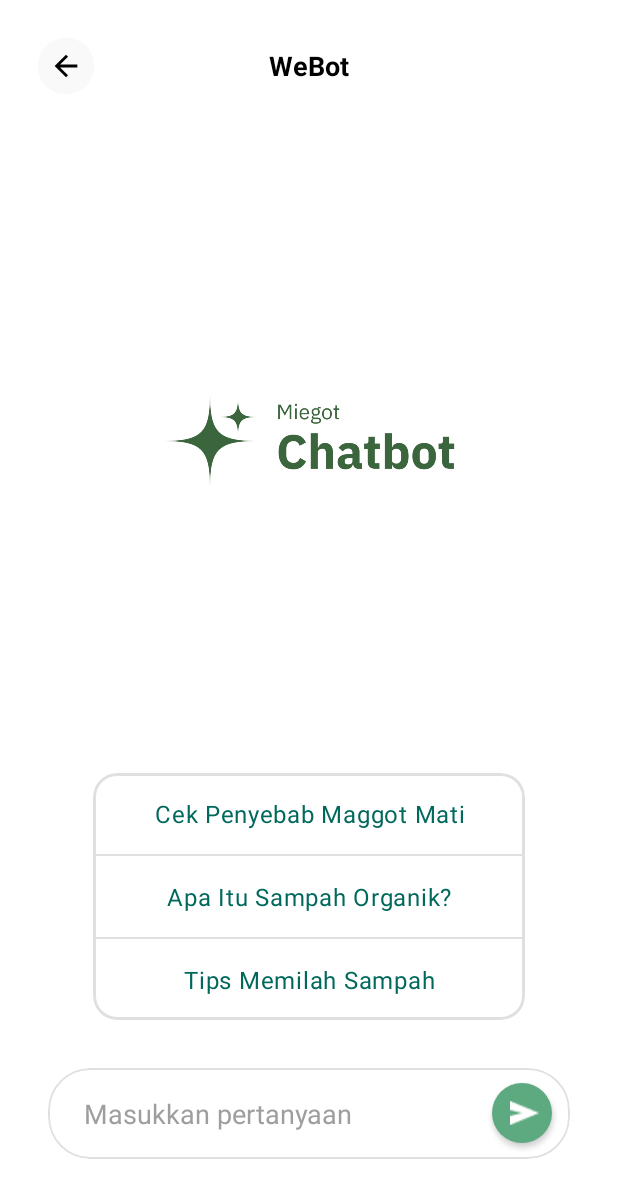
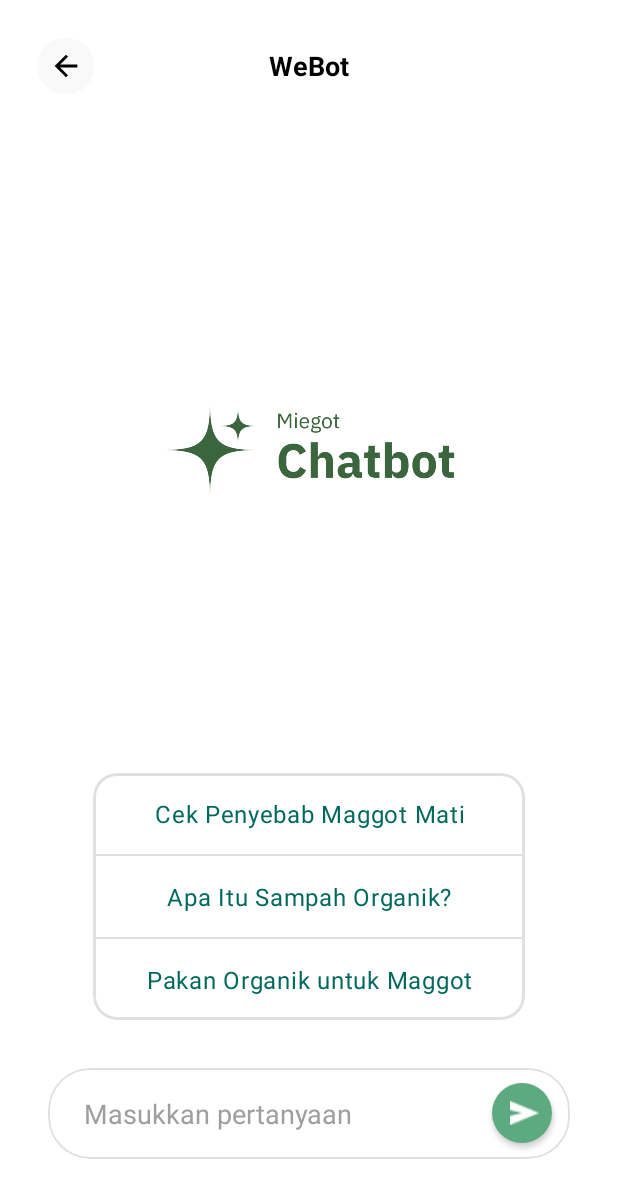
Before and after one commit to Haikalimanf/WeGot, an Android app: the ChatbotActivity screen opened directly, with no data from a screen before it, on a phone screen of 412 x 824 dp. Shown: the top 1198 px of the screen. Run offline under Robolectric (Android 15) with nearby library versions, the phone set to English and light mode, and no system bars; our stand-ins replace Dagger/Hilt's generated code.

Commit message:
feat: enhance chatbot UI with dynamic message suggestions and improved layout handling

```diff
--- a/app/src/main/java/com/codelabs/wegot/ui/chatbot/ChatbotActivity.kt
+++ b/app/src/main/java/com/codelabs/wegot/ui/chatbot/ChatbotActivity.kt
@@ -6,6 +6,9 @@ import android.view.View
 import android.view.WindowManager
 import androidx.activity.enableEdgeToEdge
 import androidx.appcompat.app.AppCompatActivity
+import androidx.core.view.ViewCompat
+import androidx.core.view.WindowInsetsCompat
+import androidx.core.widget.addTextChangedListener
 import androidx.lifecycle.lifecycleScope
 import androidx.recyclerview.widget.LinearLayoutManager
 import androidx.recyclerview.widget.RecyclerView
@@ -38,6 +41,20 @@ class ChatbotActivity : AppCompatActivity() {
         binding = ActivityChatbotBinding.inflate(layoutInflater)
         setContentView(binding.root)
         supportActionBar?.hide()
+        ViewCompat.setOnApplyWindowInsetsListener(binding.chatContainer) { view, insets ->
+            val imeHeight = insets.getInsets(WindowInsetsCompat.Type.ime()).bottom
+            if (imeHeight > 0) {
+                binding.materialCardView.visibility = View.GONE
+                binding.rvChat.visibility = View.VISIBLE
+            } else {
+                if (chatHistory.isEmpty()) {
+                    binding.materialCardView.visibility = View.VISIBLE
+                    binding.rvChat.visibility = View.GONE
+                }
+            }
+            view.translationY = if (imeHeight > 0) -imeHeight.toFloat() else 0f
+            insets
+        }
 
 
         toolbar = findViewById(R.id.topAppBar)
@@ -54,6 +71,21 @@ class ChatbotActivity : AppCompatActivity() {
         rvChat.adapter = adapter
 
         binding.rvChat.visibility = View.GONE
+
+        binding.btnSuggestion1.setOnClickListener {
+            binding.edtMessage.setText(binding.btnSuggestion1.text.toString())
+            binding.edtMessage.setSelection(binding.edtMessage.text.length)
+        }
+
+        binding.btnSuggestion2.setOnClickListener {
+            binding.edtMessage.setText(binding.btnSuggestion2.text.toString())
+            binding.edtMessage.setSelection(binding.edtMessage.text.length)
+        }
+
+        binding.btnSuggestion3.setOnClickListener {
+            binding.edtMessage.setText(binding.btnSuggestion3.text.toString())
+            binding.edtMessage.setSelection(binding.edtMessage.text.length)
+        }
 
         binding.btnSend.setOnClickListener {
             val text = binding.edtMessage.text.toString().trim()
--- a/app/src/main/res/layout/activity_chatbot.xml
+++ b/app/src/main/res/layout/activity_chatbot.xml
@@ -27,11 +27,11 @@
         android:layout_height="wrap_content"
         android:gravity="center"
         android:orientation="vertical"
-        app:layout_constraintBottom_toTopOf="@+id/materialCardView"
+        app:layout_constraintBottom_toTopOf="@+id/chatContainer"
         app:layout_constraintEnd_toEndOf="parent"
         app:layout_constraintStart_toStartOf="parent"
         app:layout_constraintTop_toBottomOf="@id/topAppBar"
-        app:layout_constraintVertical_bias="0.5"
+        app:layout_constraintVertical_bias="0.34"
         app:layout_constraintVertical_chainStyle="packed">
 
         <ImageView
@@ -110,7 +110,7 @@
                 android:focusable="true"
                 android:gravity="center"
                 android:padding="16dp"
-                android:text="Tips Memilah Sampah"
+                android:text="Pakan Organik untuk Maggot"
                 android:textAppearance="?attr/textAppearanceBody1"
                 android:textColor="#00695C" />
 
```
